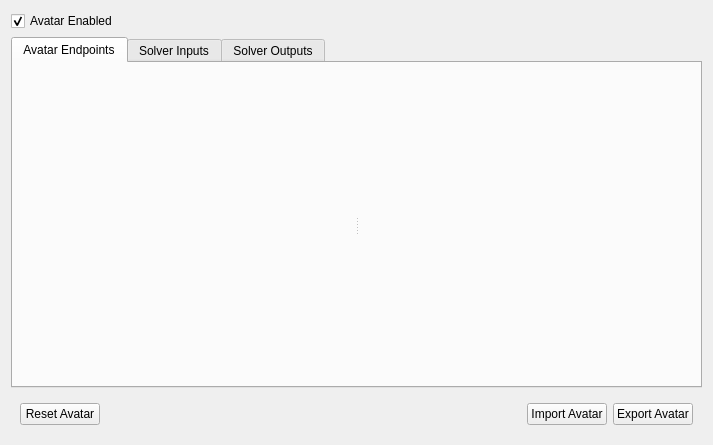
Old version of the form FoxyFace/src/ui/qtcreator/AvatarCalibrationWidget.ui in the repository Jeka8833/FoxyFace.
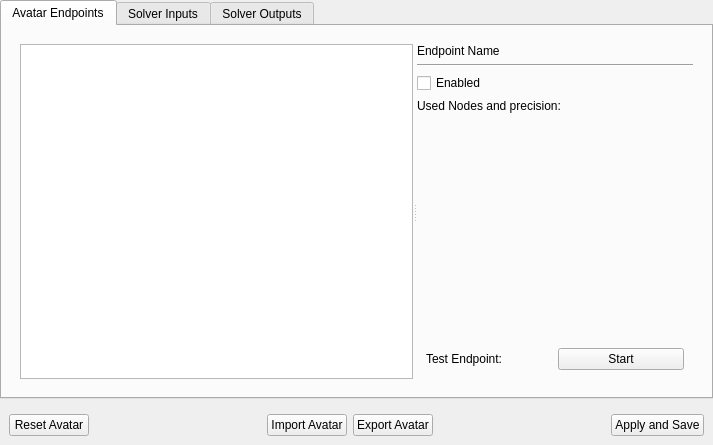
New version of the form.

The edit to the form file:
```diff
--- a/FoxyFace/src/ui/qtcreator/AvatarCalibrationWidget.ui
+++ b/FoxyFace/src/ui/qtcreator/AvatarCalibrationWidget.ui
@@ -14,16 +14,18 @@
    <string>Form</string>
   </property>
   <layout class="QVBoxLayout" name="verticalLayout">
-   <item>
-    <widget class="QCheckBox" name="avatar_enabled_cb">
-     <property name="text">
-      <string>Avatar Enabled</string>
-     </property>
-     <property name="checked">
-      <bool>true</bool>
-     </property>
-    </widget>
-   </item>
+   <property name="leftMargin">
+    <number>0</number>
+   </property>
+   <property name="topMargin">
+    <number>0</number>
+   </property>
+   <property name="rightMargin">
+    <number>0</number>
+   </property>
+   <property name="bottomMargin">
+    <number>0</number>
+   </property>
    <item>
     <widget class="QTabWidget" name="tabWidget">
      <property name="currentIndex">
@@ -42,8 +44,91 @@
             <property name="orientation">
              <enum>Qt::Orientation::Horizontal</enum>
             </property>
-            <widget class="QWidget" name="widget_3" native="true"/>
-            <widget class="QWidget" name="widget_4" native="true"/>
+            <widget class="QWidget" name="endpoint_list_widget" native="true">
+             <layout class="QVBoxLayout" name="verticalLayout_4">
+              <item>
+               <widget class="QListWidget" name="endpoint_list_lw">
+                <property name="sortingEnabled">
+                 <bool>true</bool>
+                </property>
+               </widget>
+              </item>
+             </layout>
+            </widget>
+            <widget class="QWidget" name="endpoint_info_widget" native="true">
+             <layout class="QVBoxLayout" name="verticalLayout_3">
+              <item>
+               <widget class="QLabel" name="label">
+                <property name="text">
+                 <string>Endpoint Name</string>
+                </property>
+               </widget>
+              </item>
+              <item>
+               <widget class="Line" name="line">
+                <property name="orientation">
+                 <enum>Qt::Orientation::Horizontal</enum>
+                </property>
+               </widget>
+              </item>
+              <item>
+               <widget class="QCheckBox" name="checkBox">
+                <property name="text">
+                 <string>Enabled</string>
+                </property>
+               </widget>
+              </item>
+              <item>
+               <widget class="QLabel" name="label_2">
+                <property name="text">
+                 <string>Used Nodes and precision:</string>
+                </property>
+               </widget>
+              </item>
+              <item>
+               <widget class="QWidget" name="widget" native="true"/>
+              </item>
+              <item>
+               <spacer name="verticalSpacer">
+                <property name="orientation">
+                 <enum>Qt::Orientation::Vertical</enum>
+                </property>
+                <property name="sizeHint" stdset="0">
+                 <size>
+                  <width>20</width>
+                  <height>40</height>
+                 </size>
+                </property>
+               </spacer>
+              </item>
+              <item>
+               <widget class="QWidget" name="widget_5" native="true">
+                <layout class="QHBoxLayout" name="horizontalLayout_5">
+                 <item>
+                  <widget class="QLabel" name="label_3">
+                   <property name="text">
+                    <string>Test Endpoint:</string>
+                   </property>
+                  </widget>
+                 </item>
+                 <item>
+                  <widget class="QPushButton" name="pushButton">
+                   <property name="text">
+                    <string>Start</string>
+                   </property>
+                   <property name="checkable">
+                    <bool>true</bool>
+                   </property>
+                   <property name="checked">
+                    <bool>false</bool>
+                   </property>
+                  </widget>
+                 </item>
+                </layout>
+               </widget>
+              </item>
+             </layout>
+            </widget>
            </widget>
           </item>
          </layout>
@@ -64,7 +149,7 @@
     </widget>
    </item>
    <item>
-    <widget class="QWidget" name="widget" native="true">
+    <widget class="QWidget" name="bottom_panel_widget" native="true">
      <layout class="QHBoxLayout" name="horizontalLayout">
       <item>
        <widget class="QPushButton" name="avatar_reset_btn">
@@ -81,7 +166,7 @@
         <property name="sizeHint" stdset="0">
          <size>
           <width>40</width>
-          <height>20</height>
+          <height>0</height>
          </size>
         </property>
        </spacer>
@@ -100,6 +185,26 @@
         </property>
        </widget>
       </item>
+      <item>
+       <spacer name="horizontalSpacer_2">
+        <property name="orientation">
+         <enum>Qt::Orientation::Horizontal</enum>
+        </property>
+        <property name="sizeHint" stdset="0">
+         <size>
+          <width>40</width>
+          <height>0</height>
+         </size>
+        </property>
+       </spacer>
+      </item>
+      <item>
+       <widget class="QPushButton" name="apply_btn">
+        <property name="text">
+         <string>Apply and Save</string>
+        </property>
+       </widget>
+      </item>
      </layout>
     </widget>
    </item>
```
Left out of the diff: 44 changed lines with no effect on the pictures.
